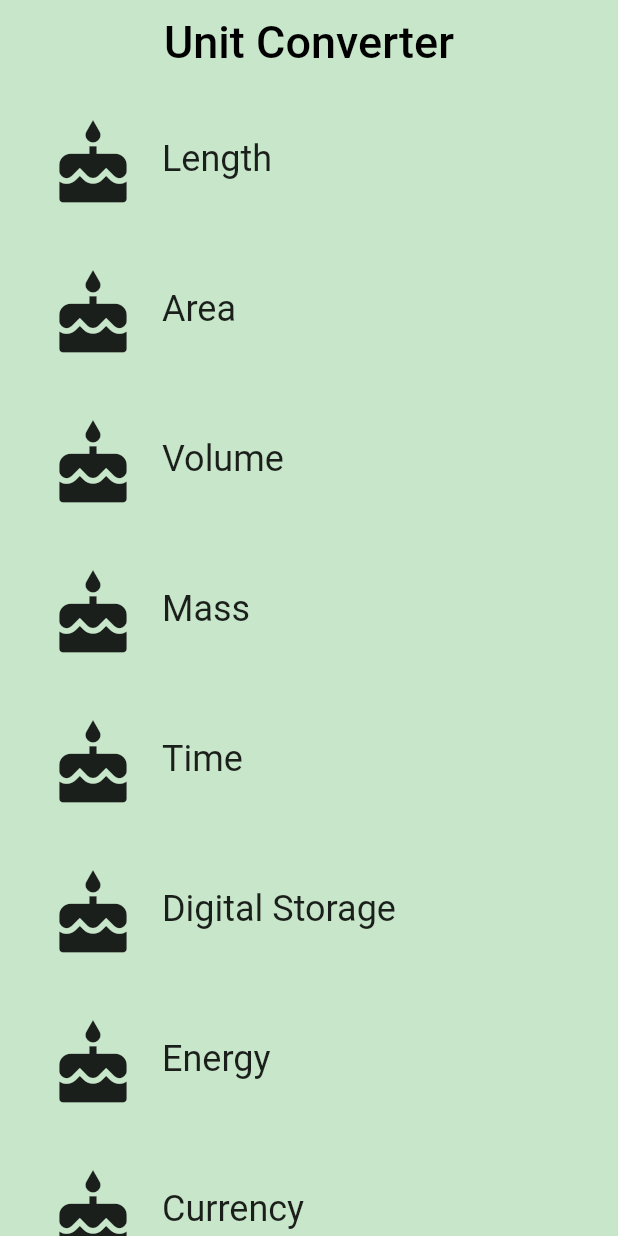
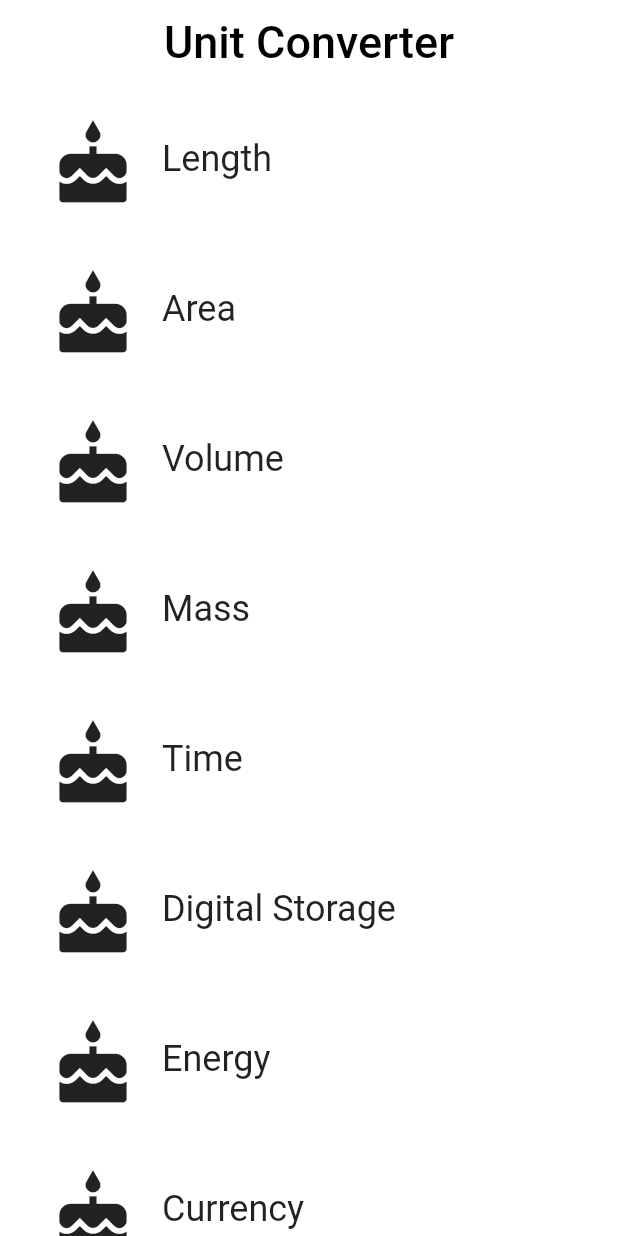
Before and after one commit to roshniRam/Unit-Converter, a Flutter app: the screen it shows after launch, on a phone screen of 412 x 824 dp. Run offline on Flutter 3.47's test engine with Material 2 defaults, Android fonts, the phone set to English and light mode, and no system bars.

Commit message:
Change background color to white

```diff
--- a/lib/category_route.dart
+++ b/lib/category_route.dart
@@ -3,7 +3,8 @@ import 'package:flutter/material.dart';
 import 'category.dart';
 import 'unit.dart';
 
-final _backgroundColor = Colors.green[100];
+//final _backgroundColor = Colors.green[100];
+final _backgroundColor = Colors.white;
 
 
 class CategoryRoute extends StatelessWidget {
--- a/lib/main.dart
+++ b/lib/main.dart
@@ -11,7 +11,7 @@ import 'category_route.dart';
 // TODO: Pass this information into your custom [Category] widget
 const _categoryName = 'Cake';
 const _categoryIcon = Icons.cake;
-const _categoryColor = Colors.green;
+const _categoryColor = Colors.white70;
 
 /// The function that is called when main.dart is run.
 void main() {
```
